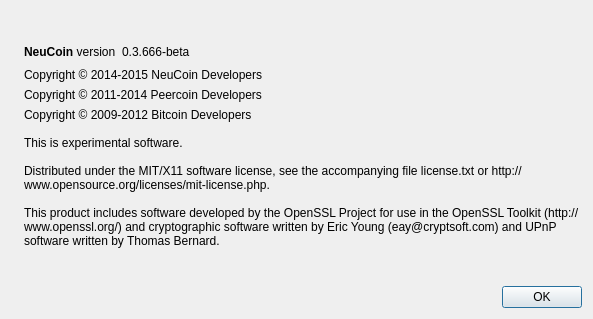
Old version of the form src/qt/forms/aboutdialog.ui in the repository NeuCoin/neucoin.
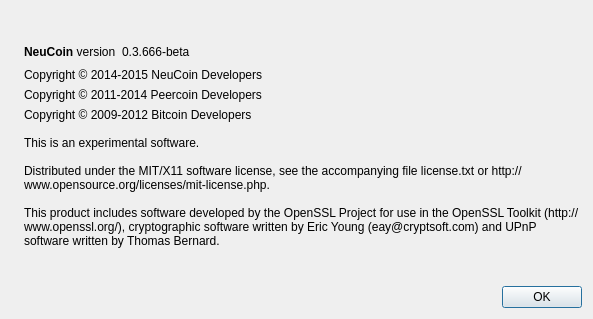
New version of the form. Icons and pictures are not drawn.

Patch:
```diff
--- a/src/qt/forms/aboutdialog.ui
+++ b/src/qt/forms/aboutdialog.ui
@@ -116,11 +116,11 @@
        <property name="text">
         <string>Copyright © 2009-2012 Bitcoin Developers
 
-This is experimental software.
+This is an experimental software.
 
 Distributed under the MIT/X11 software license, see the accompanying file license.txt or http://www.opensource.org/licenses/mit-license.php.
 
-This product includes software developed by the OpenSSL Project for use in the OpenSSL Toolkit (http://www.openssl.org/) and cryptographic software written by Eric Young (eay@cryptsoft.com) and UPnP software written by Thomas Bernard.</string>
+This product includes software developed by the OpenSSL Project for use in the OpenSSL Toolkit (http://www.openssl.org/), cryptographic software written by Eric Young (eay@cryptsoft.com) and UPnP software written by Thomas Bernard.</string>
        </property>
        <property name="wordWrap">
         <bool>true</bool>
```
